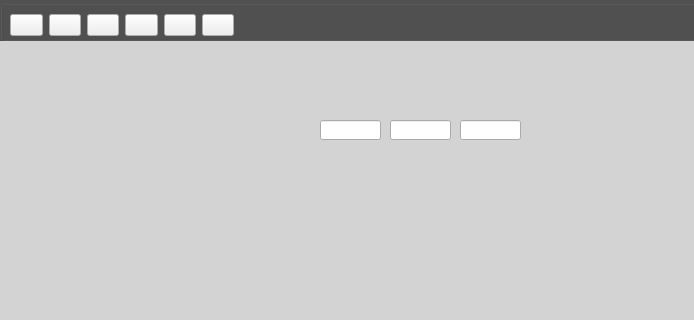
Qt form view/ifc/Ifc_crep.ui (ilyababich21/NIva1) before a commit; both pictures show x 0 to 694 and y 0 to 320 of the 831 by 564 pixel window.
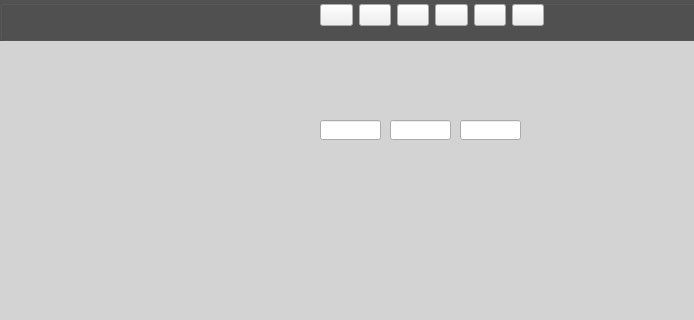
The same form after that commit. Icons and pictures are not drawn.

```diff
--- a/view/ifc/Ifc_crep.ui
+++ b/view/ifc/Ifc_crep.ui
@@ -79,8 +79,8 @@
                 <widget class="QWidget" name="layoutWidget">
                     <property name="geometry">
                         <rect>
-                            <x>10</x>
-                            <y>10</y>
+       <x>320</x>
+       <y>0</y>
                             <width>224</width>
                             <height>30</height>
                         </rect>
```
Left out of the diff: 50 changed lines with no effect on the pictures. Lines whose indentation alone changed are shown as unchanged.
